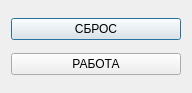
Before: the Qt Designer form dialog.ui in eugenezador/date-time-volume-changer, drawn with Qt 5.
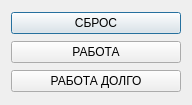
After: the same form once the commit is applied.

The edit to the form file:
```diff
--- a/dialog.ui
+++ b/dialog.ui
@@ -7,7 +7,7 @@
     <x>0</x>
     <y>0</y>
     <width>192</width>
-    <height>93</height>
+    <height>105</height>
    </rect>
   </property>
   <property name="windowTitle">
@@ -28,6 +28,13 @@
      </property>
     </widget>
    </item>
+   <item row="2" column="0">
+    <widget class="QPushButton" name="RabotaDolgo">
+     <property name="text">
+      <string>РАБОТА ДОЛГО</string>
+     </property>
+    </widget>
+   </item>
   </layout>
  </widget>
  <layoutdefault spacing="6" margin="11"/>
```
